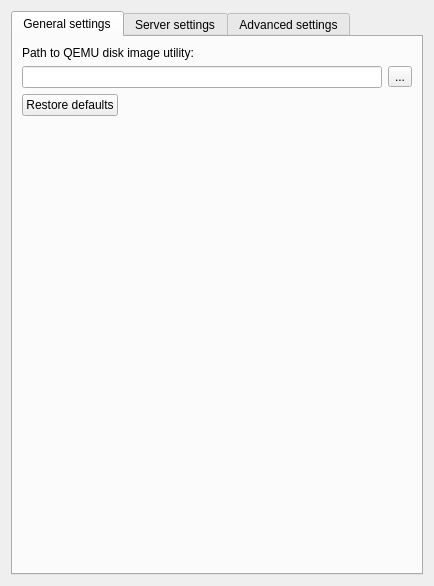
First picture: the form in gns3/modules/qemu/ui/qemu_preferences_page.ui, repository GNS3/gns3-gui, before the edit.
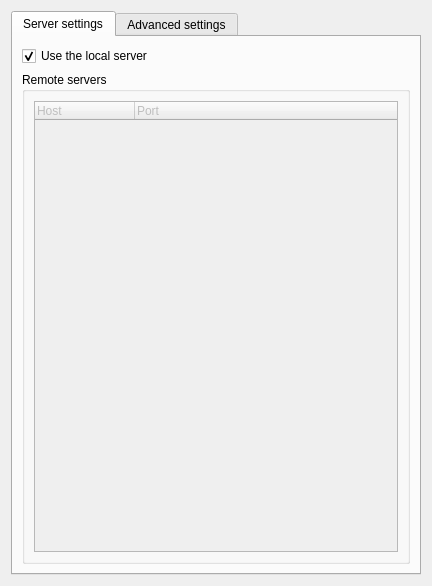
Second picture: the form after the edit.

Commit message: Qemu integration stage 2, support for ASA and IDS.

The edit to the form file:
```diff
--- a/gns3/modules/qemu/ui/qemu_preferences_page.ui
+++ b/gns3/modules/qemu/ui/qemu_preferences_page.ui
@@ -22,74 +22,6 @@
      <property name="currentIndex">
       <number>0</number>
      </property>
-     <widget class="QWidget" name="uiGeneralSettingsTabWidget">
-      <attribute name="title">
-       <string>General settings</string>
-      </attribute>
-      <layout class="QGridLayout" name="gridLayout">
-       <item row="0" column="0" colspan="2">
-        <widget class="QLabel" name="uiQemuImgPathLabel">
-         <property name="text">
-          <string>Path to QEMU disk image utility:</string>
-         </property>
-        </widget>
-       </item>
-       <item row="1" column="0" colspan="2">
-        <layout class="QHBoxLayout" name="horizontalLayout_5">
-         <item>
-          <widget class="QLineEdit" name="uiQemuImgPathLineEdit"/>
-         </item>
-         <item>
-          <widget class="QToolButton" name="uiQemuImgPathToolButton">
-           <property name="text">
-            <string>...</string>
-           </property>
-           <property name="toolButtonStyle">
-            <enum>Qt::ToolButtonTextOnly</enum>
-           </property>
-          </widget>
-         </item>
-        </layout>
-       </item>
-       <item row="2" column="0">
-        <layout class="QHBoxLayout" name="horizontalLayout_2">
-         <item>
-          <widget class="QPushButton" name="uiRestoreDefaultsPushButton">
-           <property name="text">
-            <string>Restore defaults</string>
-           </property>
-          </widget>
-         </item>
-        </layout>
-       </item>
-       <item row="2" column="1">
-        <spacer name="horizontalSpacer">
-         <property name="orientation">
-          <enum>Qt::Horizontal</enum>
-         </property>
-         <property name="sizeHint" stdset="0">
-          <size>
-           <width>164</width>
-           <height>20</height>
-          </size>
-         </property>
-        </spacer>
-       </item>
-       <item row="3" column="0" colspan="2">
-        <spacer name="spacer">
-         <property name="orientation">
-          <enum>Qt::Vertical</enum>
-         </property>
-         <property name="sizeHint" stdset="0">
-          <size>
-           <width>390</width>
-           <height>193</height>
-          </size>
-         </property>
-        </spacer>
-       </item>
-      </layout>
-     </widget>
      <widget class="QWidget" name="uiServerSettingsTabWidget">
       <attribute name="title">
        <string>Server settings</string>
@@ -137,8 +69,8 @@
       <attribute name="title">
        <string>Advanced settings</string>
       </attribute>
-      <layout class="QVBoxLayout" name="verticalLayout">
-       <item>
+      <layout class="QGridLayout" name="gridLayout_2">
+       <item row="0" column="0" colspan="2">
         <widget class="QGroupBox" name="uiConsolePortRangeGroupBox">
          <property name="title">
           <string>Console port range</string>
@@ -199,7 +131,7 @@
          </layout>
         </widget>
        </item>
-       <item>
+       <item row="1" column="0" colspan="2">
         <widget class="QGroupBox" name="uiUDPPortRangeGroupBox">
          <property name="title">
           <string>UDP tunneling port range</string>
@@ -260,7 +192,27 @@
          </layout>
         </widget>
        </item>
-       <item>
+       <item row="2" column="0">
+        <widget class="QPushButton" name="uiRestoreDefaultsPushButton">
+         <property name="text">
+          <string>Restore defaults</string>
+         </property>
+        </widget>
+       </item>
+       <item row="2" column="1">
+        <spacer name="horizontalSpacer">
+         <property name="orientation">
+          <enum>Qt::Horizontal</enum>
+         </property>
+         <property name="sizeHint" stdset="0">
+          <size>
+           <width>254</width>
+           <height>20</height>
+          </size>
+         </property>
+        </spacer>
+       </item>
+       <item row="3" column="0">
         <spacer name="verticalSpacer">
          <property name="orientation">
           <enum>Qt::Vertical</enum>
```
The commit also changes 13 other files.
